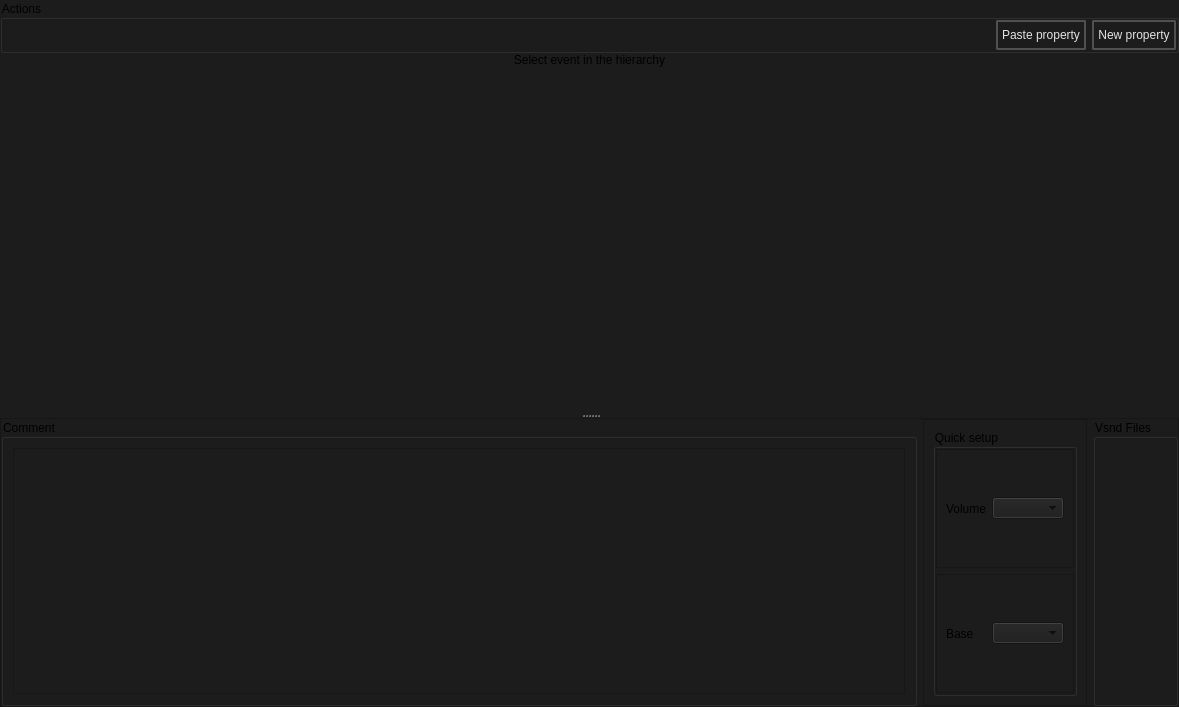
Above: src/soudevent_editor/properties_window.ui from dertwist/Hammer5Tools before the change. Below: the same form after it.
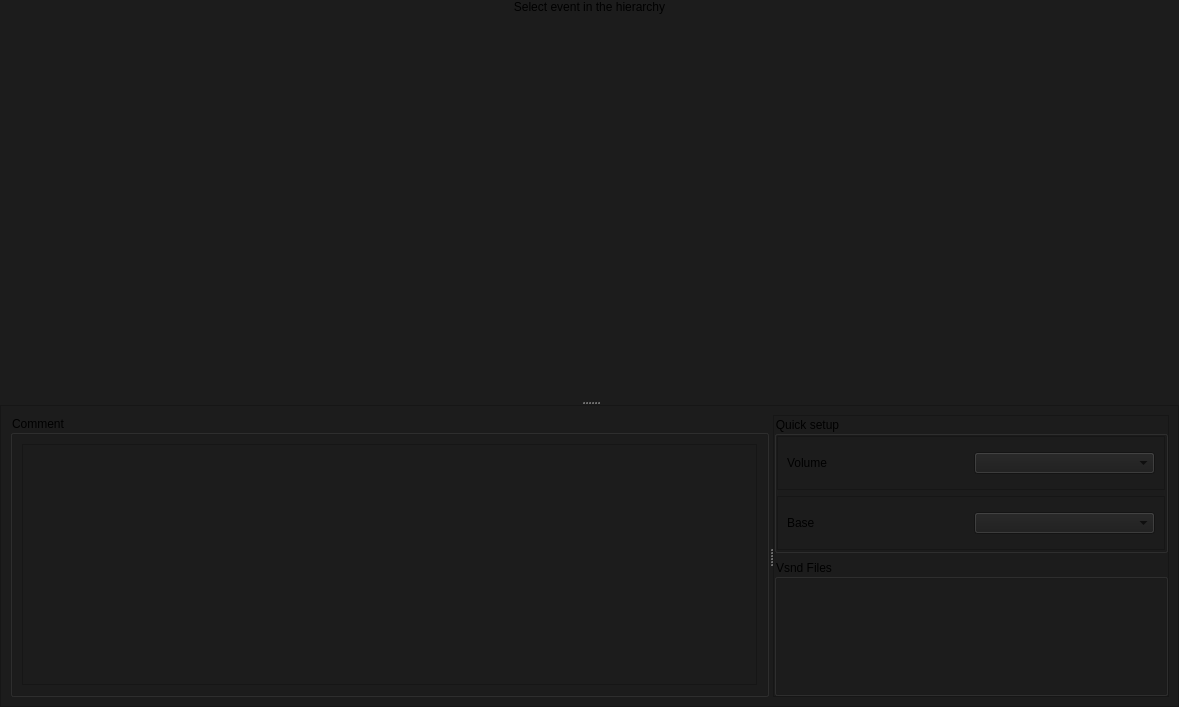
That is the form after the change. Icons and pictures are not drawn.

Commit message: [SoundEventEditor] added a few placeholder functions to the property widget and property

The edit to the form file:
```diff
--- a/src/soudevent_editor/properties_window.ui
+++ b/src/soudevent_editor/properties_window.ui
@@ -91,144 +91,6 @@
          </property>
          <item>
           <layout class="QVBoxLayout" name="properties_layout">
-           <item>
-            <widget class="QGroupBox" name="groupBox_3">
-             <property name="maximumSize">
-              <size>
-               <width>16777215</width>
-               <height>53</height>
-              </size>
-             </property>
-             <property name="title">
-              <string>Actions</string>
-             </property>
-             <layout class="QHBoxLayout" name="horizontalLayout_4">
-              <property name="leftMargin">
-               <number>0</number>
-              </property>
-              <property name="topMargin">
-               <number>0</number>
-              </property>
-              <property name="rightMargin">
-               <number>0</number>
-              </property>
-              <property name="bottomMargin">
-               <number>0</number>
-              </property>
-              <item>
-               <spacer name="horizontalSpacer">
-                <property name="orientation">
-                 <enum>Qt::Orientation::Horizontal</enum>
-                </property>
-                <property name="sizeHint" stdset="0">
-                 <size>
-                  <width>948</width>
-                  <height>20</height>
-                 </size>
-                </property>
-               </spacer>
-              </item>
-              <item>
-               <widget class="QPushButton" name="pushButton_2">
-                <property name="maximumSize">
-                 <size>
-                  <width>128</width>
-                  <height>16777215</height>
-                 </size>
-                </property>
-                <property name="styleSheet">
-                 <string notr="true">
-    /* QPushButton default and hover styles */
-    QPushButton {
-
-        font: 580 9pt &quot;Segoe UI&quot;;
-	
-
-        border: 2px solid black;
-        border-radius: 2px;
-        border-color: rgba(80, 80, 80, 255);
-        height:22px;
-        padding-top: 2px;
-        padding-bottom:2px;
-        padding-left: 4px;
-        padding-right: 4px;
-        color: #E3E3E3;
-        background-color: #1C1C1C;
-    }
-    QPushButton:hover {
-        background-color: #414956;
-        color: white;
-    }
-    QPushButton:pressed {
-        background-color: red;
-        background-color: #1C1C1C;
-        margin: 1 px;
-        margin-left: 2px;
-        margin-right: 2px;
-
-    }</string>
-                </property>
-                <property name="text">
-                 <string>Paste property</string>
-                </property>
-                <property name="icon">
-                 <iconset resource="../resources.qrc">
-                  <normaloff>:/icons/content_paste_24dp_9D9D9D_FILL0_wght400_GRAD0_opsz24.svg</normaloff>:/icons/content_paste_24dp_9D9D9D_FILL0_wght400_GRAD0_opsz24.svg</iconset>
-                </property>
-               </widget>
-              </item>
-              <item>
-               <widget class="QPushButton" name="pushButton">
-                <property name="maximumSize">
-                 <size>
-                  <width>128</width>
-                  <height>16777215</height>
-                 </size>
-                </property>
-                <property name="styleSheet">
-                 <string notr="true">
-    /* QPushButton default and hover styles */
-    QPushButton {
-
-        font: 580 9pt &quot;Segoe UI&quot;;
-	
-
-        border: 2px solid black;
-        border-radius: 2px;
-        border-color: rgba(80, 80, 80, 255);
-        height:22px;
-        padding-top: 2px;
-        padding-bottom:2px;
-        padding-left: 4px;
-        padding-right: 4px;
-        color: #E3E3E3;
-        background-color: #1C1C1C;
-    }
-    QPushButton:hover {
-        background-color: #414956;
-        color: white;
-    }
-    QPushButton:pressed {
-        background-color: red;
-        background-color: #1C1C1C;
-        margin: 1 px;
-        margin-left: 2px;
-        margin-right: 2px;
-
-    }</string>
-                </property>
-                <property name="text">
-                 <string>New property</string>
-                </property>
-                <property name="icon">
-                 <iconset resource="../resources.qrc">
-                  <normaloff>:/icons/add_24dp_9D9D9D_FILL0_wght400_GRAD0_opsz24.svg</normaloff>:/icons/add_24dp_9D9D9D_FILL0_wght400_GRAD0_opsz24.svg</iconset>
-                </property>
-               </widget>
-              </item>
-             </layout>
-            </widget>
-           </item>
            <item>
             <widget class="QLabel" name="properties_placeholder">
              <property name="text">
@@ -281,19 +143,11 @@
         <enum>QFrame::Shadow::Raised</enum>
        </property>
        <layout class="QHBoxLayout" name="horizontalLayout_3">
-        <property name="leftMargin">
-         <number>0</number>
-        </property>
-        <property name="topMargin">
-         <number>0</number>
-        </property>
-        <property name="rightMargin">
-         <number>0</number>
-        </property>
-        <property name="bottomMargin">
-         <number>0</number>
-        </property>
         <item>
+         <widget class="QSplitter" name="splitter_2">
+          <property name="orientation">
+           <enum>Qt::Orientation::Horizontal</enum>
+          </property>
          <widget class="QGroupBox" name="groupBox_2">
           <property name="title">
            <string>Comment</string>
@@ -304,8 +158,6 @@
            </item>
           </layout>
          </widget>
-        </item>
-        <item>
          <widget class="QFrame" name="frame">
           <property name="frameShape">
            <enum>QFrame::Shape::StyledPanel</enum>
@@ -314,6 +166,18 @@
            <enum>QFrame::Shadow::Raised</enum>
           </property>
           <layout class="QVBoxLayout" name="verticalLayout">
+            <property name="leftMargin">
+             <number>0</number>
+            </property>
+            <property name="topMargin">
+             <number>0</number>
+            </property>
+            <property name="rightMargin">
+             <number>0</number>
+            </property>
+            <property name="bottomMargin">
+             <number>0</number>
+            </property>
            <item>
             <widget class="QGroupBox" name="groupBox">
              <property name="title">
@@ -379,14 +243,15 @@
              </layout>
             </widget>
            </item>
-          </layout>
-         </widget>
-        </item>
         <item>
          <widget class="QGroupBox" name="groupBox_5">
           <property name="title">
            <string>Vsnd Files</string>
           </property>
+             </widget>
+            </item>
+           </layout>
+          </widget>
          </widget>
         </item>
        </layout>
```
Lines whose indentation alone changed are shown as unchanged. The commit also changes 4 other files.
